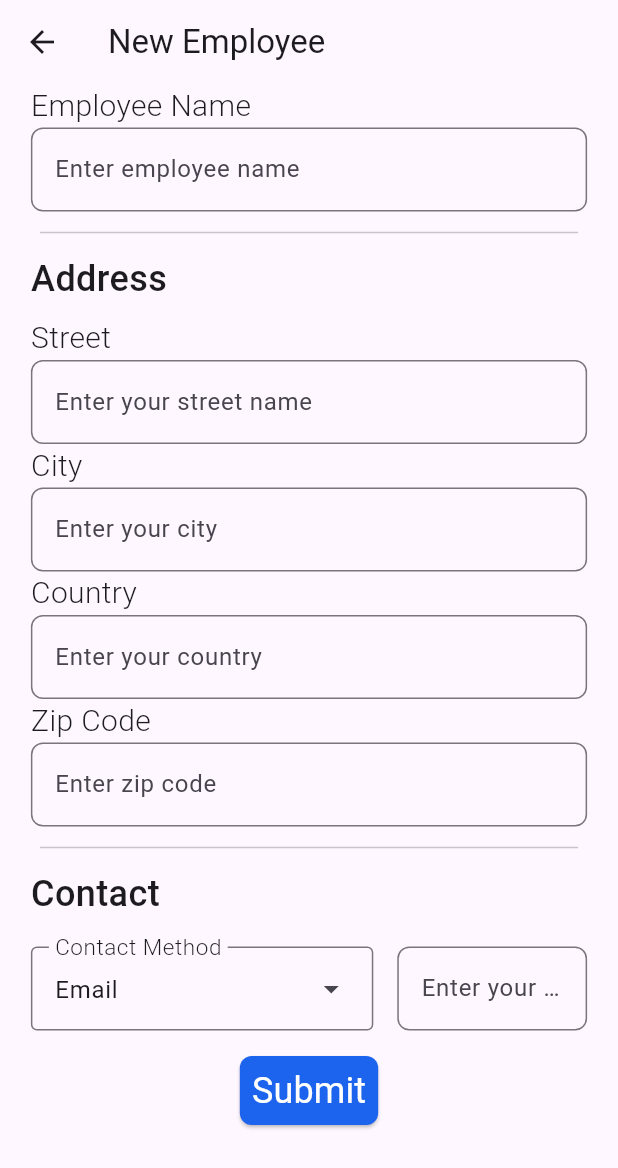
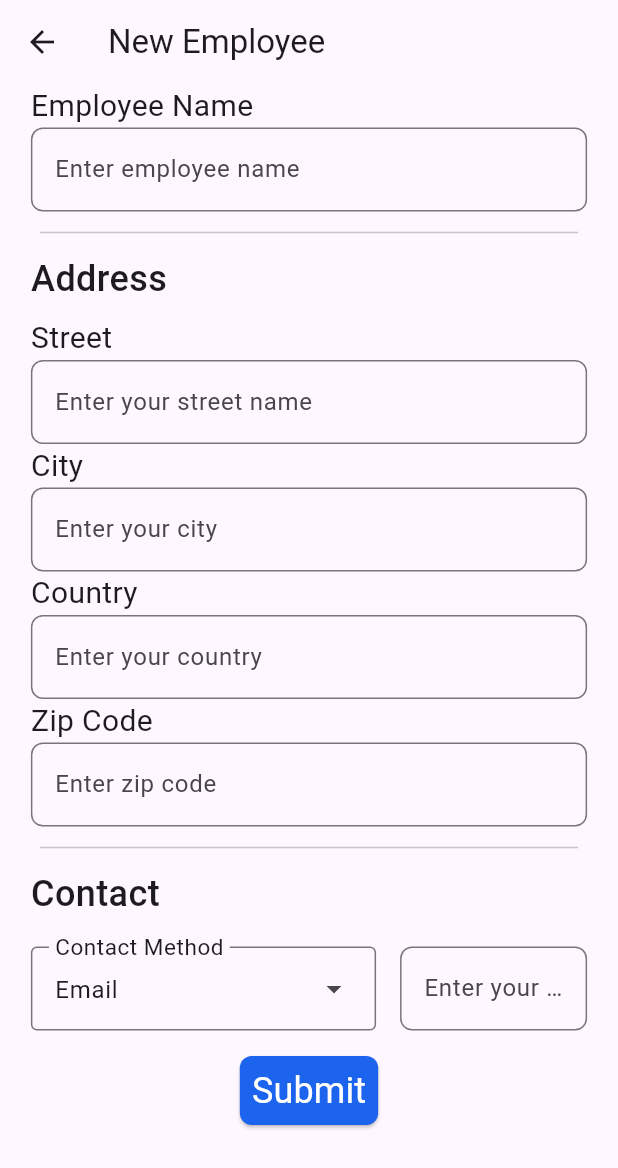
Before and after one commit to XxThunderBlastxX/cosmocloud_task, a Flutter app: the screen it shows after launch, after a tap on "Add Employee", on a phone screen of 412 x 824 dp. Shown: the top 1168 px of the screen. Run offline on Flutter 3.47's test engine with Material 3 defaults, Android fonts, the phone set to English and light mode, and no system bars; our stand-ins replace bloc, dartx, dartz, dio, equatable, flutter_bloc and 4 more; generated files the repository leaves out were written again; network calls fail; Roboto replaces fonts that are missing (Dosis).

```diff
--- a/lib/src/app/app.dart
+++ b/lib/src/app/app.dart
@@ -35,6 +35,7 @@ class MyApp extends StatelessWidget {
         child: MaterialApp.router(
           title: 'CosmoCloud Task',
           theme: AppTheme.theme,
+          debugShowCheckedModeBanner: false,
           routerDelegate: AppRouter.router.routerDelegate,
           routeInformationParser: AppRouter.router.routeInformationParser,
           routeInformationProvider: AppRouter.router.routeInformationProvider,
--- a/lib/src/app/service/service.dart
+++ b/lib/src/app/service/service.dart
@@ -14,7 +14,7 @@ void serviceLocator() {
     baseUrl: Env.cosmocloudBaseUrl,
     contentType: 'application/json',
     receiveTimeout: const Duration(seconds: 10),
-    connectTimeout: const Duration(seconds: 5),
+    connectTimeout: const Duration(seconds: 10),
     headers: {
       'projectId': Env.cosmocloudProjectID,
       'environmentId': Env.cosmocloudEnvironmentId,
--- a/lib/src/app/theme/theme.dart
+++ b/lib/src/app/theme/theme.dart
@@ -29,7 +29,7 @@ abstract class AppTheme {
       ),
       labelMedium: GoogleFonts.dosis(
         fontSize: 20,
-        fontWeight: FontWeight.w300,
+        fontWeight: FontWeight.w400,
       ),
       labelSmall: GoogleFonts.dosis(
         fontSize: 15,
--- a/lib/src/feature/employee/data/repository/repository.dart
+++ b/lib/src/feature/employee/data/repository/repository.dart
@@ -125,7 +125,7 @@ final class EmployeeRepository implements IEmployee {
       _log.e('Error getting employees ☹ \n $err');
       return Right(Failure(
         message: err.message ?? "Something went wrong",
-        code: err.response!.statusCode ?? 500,
+        code: err.response?.statusCode ?? 500,
       ));
     } catch (err) {
       _log.e('Error getting employees ☹\n $err');
--- a/lib/src/feature/employee/presentation/screens/widgets/add_employee_form.dart
+++ b/lib/src/feature/employee/presentation/screens/widgets/add_employee_form.dart
@@ -179,7 +179,7 @@ class _AddEmployeeFormState extends State<AddEmployeeForm> {
                 return 'Please enter zip code';
               } else if (value.length < 6) {
                 return 'Zip code must be 6 digits';
-              } else if (value.isInt) {
+              } else if (value.toInt().isNaN) {
                 return 'Zip code must be numeric';
               }
               return null;
```
Also changed, not shown: 1 other file.
